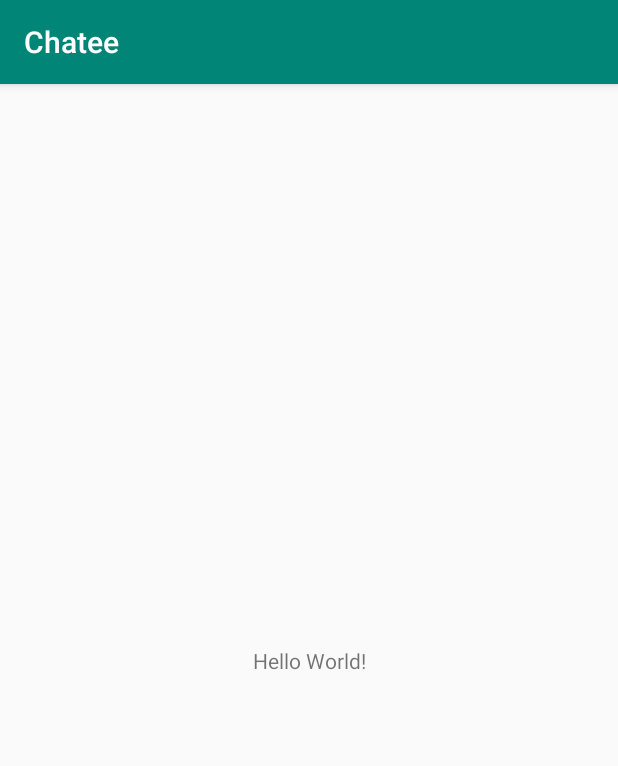
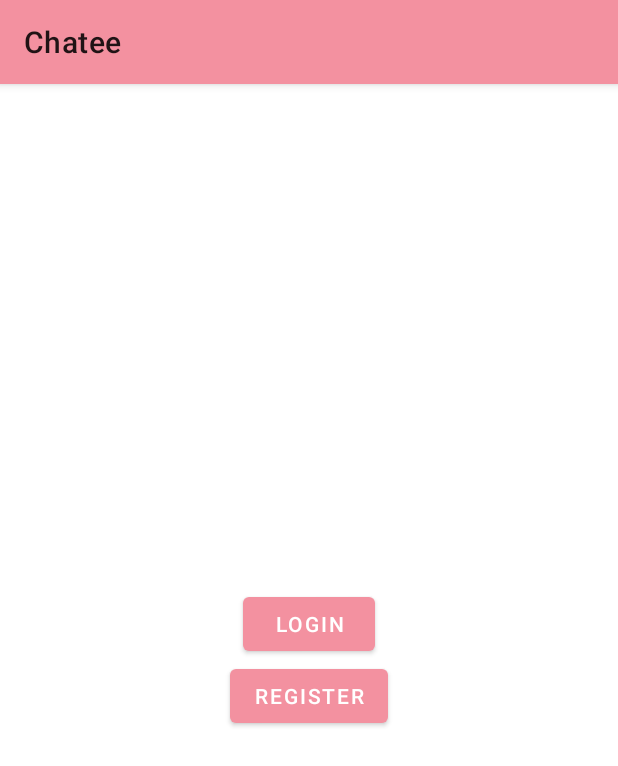
Before and after one commit to Priyanka2193/Chatee, an Android app: the screen it shows after launch (MainActivity), on a phone screen of 412 x 824 dp. Shown: the top 766 px of the screen. Run offline under Robolectric (Android 15) with nearby library versions, the phone set to English and light mode, and no system bars; our stand-ins replace Firebase (no records; nobody signed in at launch, a user with empty details on screens opened directly).

Commit message:
login and register

```diff
--- a/app/build.gradle
+++ b/app/build.gradle
@@ -37,4 +37,5 @@ dependencies {
     implementation 'com.google.firebase:firebase-database:19.2.1'
     implementation 'com.google.firebase:firebase-auth:19.2.0'
     implementation 'com.google.firebase:firebase-analytics:17.2.2'
+    implementation 'com.google.android.material:material:1.1.0'
 }
--- a/app/src/main/AndroidManifest.xml
+++ b/app/src/main/AndroidManifest.xml
@@ -16,6 +16,9 @@
                 <category android:name="android.intent.category.LAUNCHER" />
             </intent-filter>
         </activity>
+        <activity
+            android:name=".AuthActivity"
+            android:windowSoftInputMode="adjustResize" />
     </application>
 
 </manifest>
--- a/app/src/main/res/layout/activity_main.xml
+++ b/app/src/main/res/layout/activity_main.xml
@@ -6,13 +6,29 @@
     android:layout_height="match_parent"
     tools:context=".MainActivity">
 
-    <TextView
+    <androidx.constraintlayout.widget.Guideline
         android:layout_width="wrap_content"
         android:layout_height="wrap_content"
-        android:text="Hello World!"
-        app:layout_constraintBottom_toBottomOf="parent"
-        app:layout_constraintLeft_toLeftOf="parent"
-        app:layout_constraintRight_toRightOf="parent"
-        app:layout_constraintTop_toTopOf="parent" />
+        android:id="@+id/center_guideline"
+        android:orientation="horizontal"
+        app:layout_constraintGuide_percent="0.5" />
+
+    <Button
+        android:id="@+id/login_button"
+        android:layout_width="wrap_content"
+        android:layout_height="wrap_content"
+        android:text="@string/login"
+        app:layout_constraintStart_toStartOf="parent"
+        app:layout_constraintBottom_toBottomOf="@id/center_guideline"
+        app:layout_constraintEnd_toEndOf="parent" />
+
+    <Button
+        android:id="@+id/register_button"
+        android:layout_width="wrap_content"
+        android:layout_height="wrap_content"
+        android:text="@string/register"
+        app:layout_constraintTop_toTopOf="@id/center_guideline"
+        app:layout_constraintStart_toStartOf="parent"
+        app:layout_constraintEnd_toEndOf="parent" />
 
 </androidx.constraintlayout.widget.ConstraintLayout>
--- a/app/src/main/res/values/colors.xml
+++ b/app/src/main/res/values/colors.xml
@@ -1,6 +1,6 @@
 <?xml version="1.0" encoding="utf-8"?>
 <resources>
-    <color name="colorPrimary">#008577</color>
-    <color name="colorPrimaryDark">#00574B</color>
-    <color name="colorAccent">#D81B60</color>
+    <color name="colorPrimary">#F391A0</color>
+    <color name="colorPrimaryDark">#800838</color>
+    <color name="colorAccent">#CCFF66</color>
 </resources>
--- a/app/src/main/res/values/strings.xml
+++ b/app/src/main/res/values/strings.xml
@@ -1,3 +1,7 @@
 <resources>
     <string name="app_name">Chatee</string>
+    <string name="login">login</string>
+    <string name="register">register</string>
+    <string name="email">email</string>
+    <string name="password">password</string>
 </resources>
--- a/app/src/main/res/values/styles.xml
+++ b/app/src/main/res/values/styles.xml
@@ -1,7 +1,7 @@
 <resources>
 
     <!-- Base application theme. -->
-    <style name="AppTheme" parent="Theme.AppCompat.Light.DarkActionBar">
+    <style name="AppTheme" parent="Theme.MaterialComponents.Light">
         <!-- Customize your theme here. -->
         <item name="colorPrimary">@color/colorPrimary</item>
         <item name="colorPrimaryDark">@color/colorPrimaryDark</item>
```
Also changed, not shown: app/src/main/java/com/Priyanka/chatee/AuthActivity.kt (added, +70 -0 lines), app/src/main/java/com/Priyanka/chatee/MainActivity.kt (+19 -0 lines), app/src/main/res/layout/activity_auth.xml (added, +69 -0 lines).
